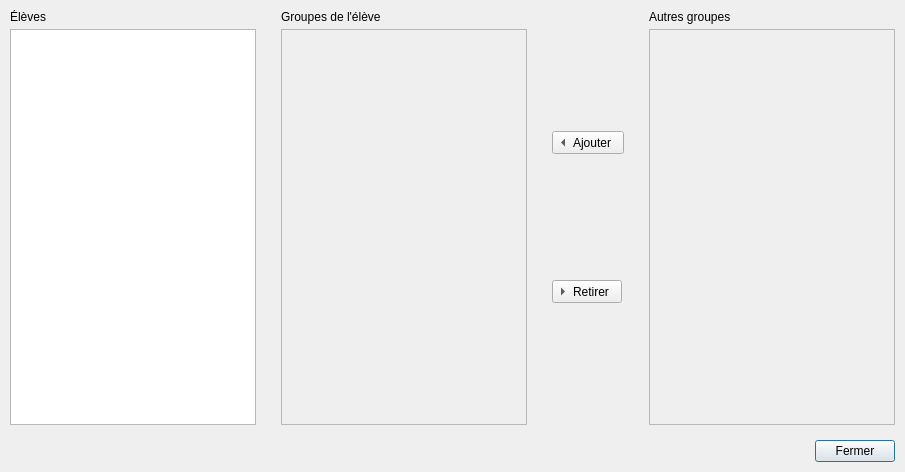
Qt form managers/usersgroupsmanager.ui (ThFeneuil/KholloAutoQt) before a commit.
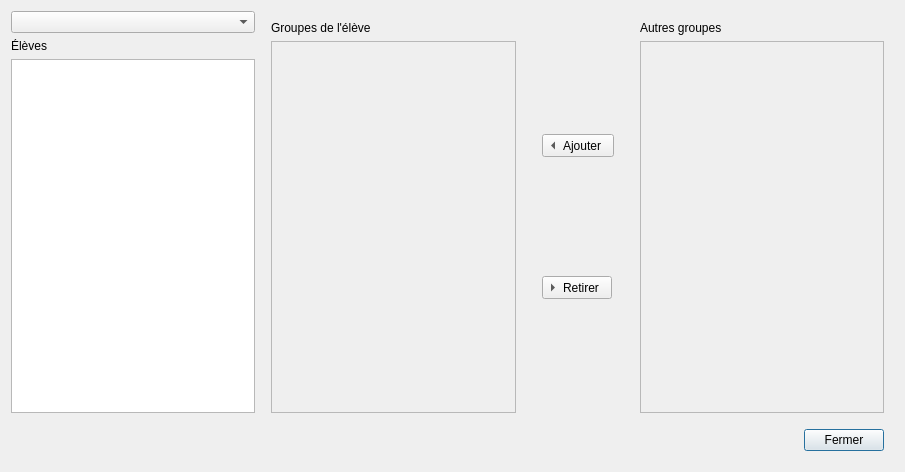
The same form after that commit.

```diff
--- a/managers/usersgroupsmanager.ui
+++ b/managers/usersgroupsmanager.ui
@@ -16,59 +16,27 @@
   <property name="modal">
    <bool>true</bool>
   </property>
-  <layout class="QVBoxLayout" name="verticalLayout_5">
-   <property name="spacing">
-    <number>5</number>
-   </property>
-   <property name="leftMargin">
-    <number>0</number>
-   </property>
-   <property name="topMargin">
-    <number>0</number>
-   </property>
-   <property name="rightMargin">
-    <number>0</number>
-   </property>
-   <property name="bottomMargin">
-    <number>0</number>
-   </property>
+  <layout class="QVBoxLayout" name="verticalLayout">
    <item>
     <layout class="QHBoxLayout" name="horizontalLayout">
-     <property name="leftMargin">
-      <number>0</number>
-     </property>
-     <property name="topMargin">
-      <number>0</number>
-     </property>
-     <property name="rightMargin">
-      <number>0</number>
-     </property>
-     <property name="bottomMargin">
-      <number>0</number>
-     </property>
      <item>
-      <layout class="QVBoxLayout" name="verticalLayout">
-       <property name="leftMargin">
-        <number>10</number>
-       </property>
-       <property name="topMargin">
-        <number>10</number>
-       </property>
-       <property name="rightMargin">
-        <number>10</number>
-       </property>
-       <property name="bottomMargin">
-        <number>0</number>
-       </property>
+      <layout class="QVBoxLayout" name="verticalLayout_6">
        <item>
-        <widget class="QLabel" name="label">
+        <widget class="QComboBox" name="comboBox_browse"/>
+       </item>
+       <item>
+        <widget class="QLabel" name="label_browse">
          <property name="text">
           <string>Élèves</string>
          </property>
         </widget>
        </item>
        <item>
-        <widget class="QListWidget" name="list_students"/>
+        <widget class="QListWidget" name="list_browse">
+         <property name="selectionMode">
+          <enum>QAbstractItemView::SingleSelection</enum>
+         </property>
+        </widget>
        </item>
       </layout>
      </item>
```
Left out of the diff: 20 changed lines with no effect on the pictures.
